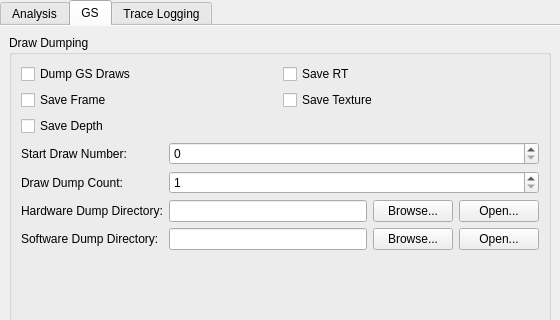
PCSX2/pcsx2, file pcsx2-qt/Settings/DebugSettingsWidget.ui: the form before one commit; both pictures show x 0 to 560 and y 0 to 320 of the 560 by 501 pixel window.
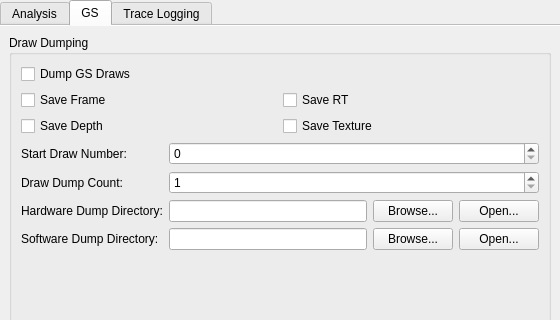
The form after the commit. The open tabs and pages were chosen to show the change.

Commit message:
Qt: Properly disable all dumping options if draw dumping is disabled.
Also move around sone options.

Diff of the .ui file:
```diff
--- a/pcsx2-qt/Settings/DebugSettingsWidget.ui
+++ b/pcsx2-qt/Settings/DebugSettingsWidget.ui
@@ -167,7 +167,7 @@
               </property>
              </widget>
             </item>
-            <item row="0" column="1">
+            <item row="1" column="1">
              <widget class="QCheckBox" name="saveRT">
               <property name="text">
                <string>Save RT</string>
@@ -181,7 +181,7 @@
               </property>
              </widget>
             </item>
-            <item row="1" column="1">
+            <item row="2" column="1">
              <widget class="QCheckBox" name="saveTexture">
               <property name="text">
                <string>Save Texture</string>
```
The commit also changes 1 other file.
